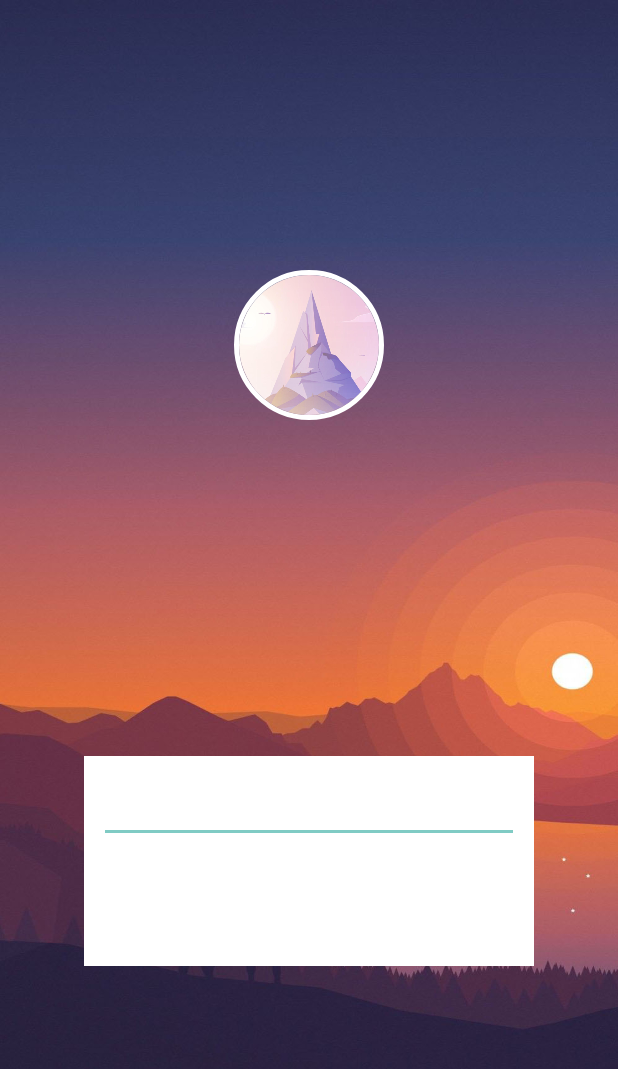
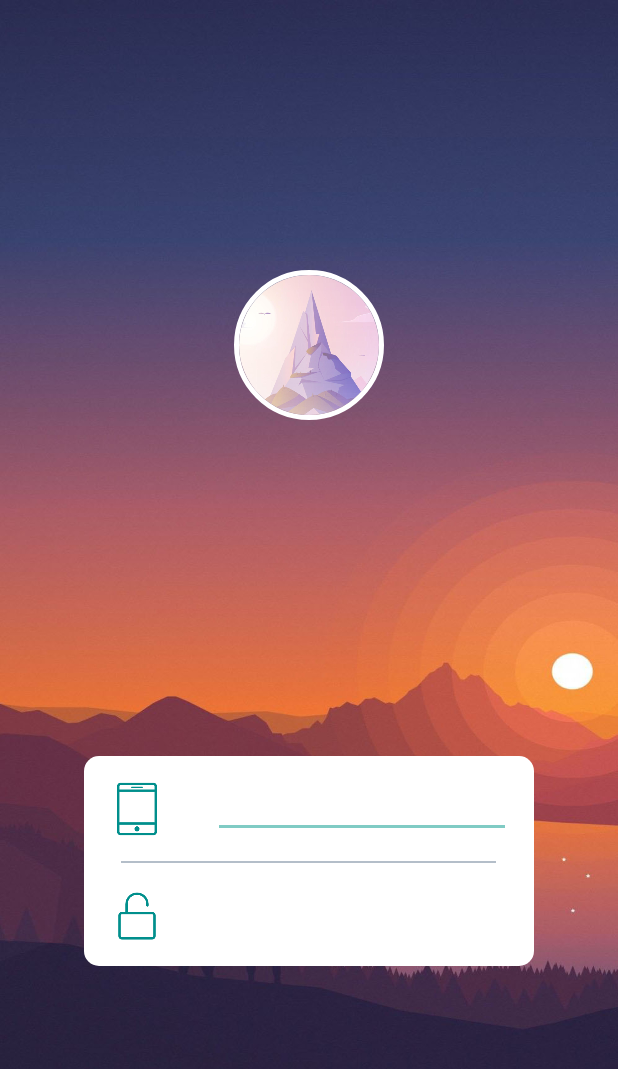
Before and after one commit to char65535/ZhiShang, an Android app: the screen it shows after launch (LoginPage), on a phone screen of 412 x 824 dp. Shown: the top 1069 px of the screen. Run offline under Robolectric (Android 15) with nearby library versions, the phone set to English and light mode, and no system bars; our stand-ins replace CircleImageView; 1 statement that could not run was skipped.

Commit message:
实现用户名和密码控件

```diff
--- a/app/src/main/res/drawable/cirbtn.xml
+++ b/app/src/main/res/drawable/cirbtn.xml
@@ -1,6 +1,6 @@
 <?xml version ="1.0" encoding ="utf-8"?><!--  Learn More about how to use App Actions: https://developer.android.com/guide/actions/index.html -->
 <shape xmlns:android="http://schemas.android.com/apk/res/android"
     android:shape="rectangle">
-    <corners android:radius="90dp" />
-    <solid android:color="@color/coralReef" />
+    <corners android:radius="10dp" />
+    <solid android:color="@color/white" />
 </shape>
--- a/app/src/main/res/layout/activity_login_page.xml
+++ b/app/src/main/res/layout/activity_login_page.xml
@@ -11,43 +11,75 @@
         android:id="@+id/avatar"
         android:layout_width="100dp"
         android:layout_height="100dp"
+        android:layout_centerHorizontal="true"
+        android:layout_marginTop="180dp"
         android:src="@drawable/headphoto"
         app:civ_border_color="@android:color/white"
-        android:layout_centerHorizontal="true"
-        android:layout_marginTop="180dp"
         app:civ_border_overlay="true"
         app:civ_border_width="3dp" />
 
     <LinearLayout
         android:layout_width="300dp"
         android:layout_height="140dp"
-        android:background="@color/white"
+        android:layout_alignParentBottom="true"
         android:layout_centerHorizontal="true"
-        android:layout_alignParentBottom="true"
         android:layout_marginBottom="180dp"
+        android:background="@drawable/cirbtn"
         android:orientation="vertical">
 
 
         <LinearLayout
             android:layout_width="match_parent"
-            android:layout_height="match_parent"
+            android:layout_height="70dp"
             android:orientation="horizontal">
+
+            <ImageView
+                android:id="@+id/usernamePhono"
+                android:layout_width="40dp"
+                android:layout_height="40dp"
+                android:layout_margin="15dp"
+                app:srcCompat="@drawable/username" />
+
             <EditText
-                android:id="@+id/editTextTextPersonName"
+                android:id="@+id/username"
                 android:layout_width="match_parent"
                 android:layout_height="wrap_content"
+                android:layout_margin="15dp"
                 android:ems="10"
-                android:layout_margin="10dp"
+                android:hint="用户名"
                 android:inputType="textPersonName"
-                android:hint="用户名" />
+                android:textColor="#B4BEC9" />
         </LinearLayout>
 
-        <EditText
-            android:id="@+id/editTextTextPassword"
+        <View
+            android:layout_width="250dp"
+            android:layout_height="1dip"
+            android:layout_gravity="center"
+            android:background="#B4BEC9" />
+
+        <LinearLayout
             android:layout_width="match_parent"
-            android:layout_height="wrap_content"
-            android:ems="10"
-            android:inputType="textPassword" />
+            android:layout_height="70dp"
+            android:orientation="horizontal">
+
+            <ImageView
+                android:id="@+id/pwdphoto"
+                android:layout_width="40dp"
+                android:layout_height="40dp"
+                android:layout_margin="15dp"
+                app:srcCompat="@drawable/password" />
+
+            <EditText
+                android:id="@+id/pwd"
+                android:layout_width="match_parent"
+                android:layout_height="wrap_content"
+                android:layout_margin="15dp"
+                android:ems="10"
+                android:hint="用户名"
+                android:inputType="textPassword"
+                android:textColor="#B4BEC9" />
+        </LinearLayout>
+
     </LinearLayout>
 
 </RelativeLayout>
```
Also changed, not shown: app/src/main/res/drawable/password.png (added), app/src/main/res/drawable/username.png (added).
